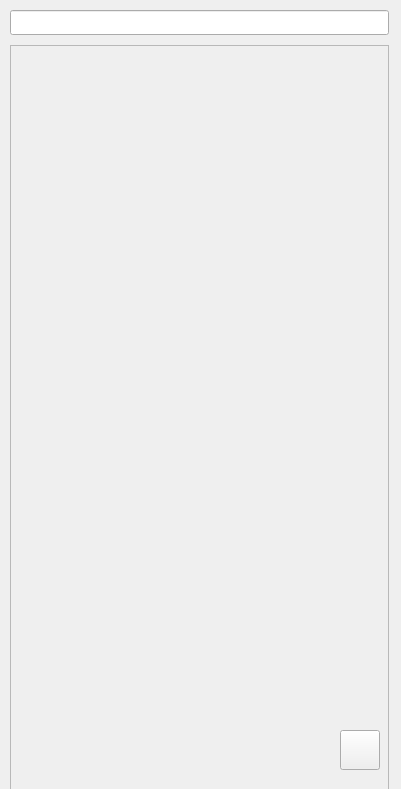
Before: the Qt Designer form UI/Explore.ui in Pecako2001/BrewingGlass, drawn with Qt 5.
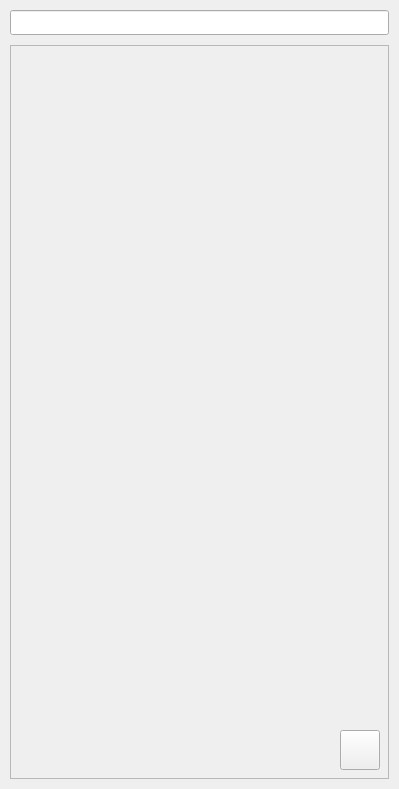
After: the same form once the commit is applied. Icons and pictures are not drawn.

```diff
--- a/UI/Explore.ui
+++ b/UI/Explore.ui
@@ -6,7 +6,7 @@
    <rect>
     <x>0</x>
     <y>0</y>
-    <width>401</width>
+    <width>399</width>
     <height>789</height>
    </rect>
   </property>
@@ -49,7 +49,7 @@
      <x>10</x>
      <y>45</y>
      <width>379</width>
-     <height>746</height>
+     <height>734</height>
     </rect>
    </property>
    <property name="widgetResizable">
@@ -61,7 +61,7 @@
       <x>0</x>
       <y>0</y>
       <width>377</width>
-      <height>744</height>
+      <height>732</height>
      </rect>
     </property>
    </widget>
@@ -76,6 +76,20 @@
     </rect>
    </property>
   </widget>
+  <widget class="QLabel" name="Background">
+   <property name="geometry">
+    <rect>
+     <x>0</x>
+     <y>0</y>
+     <width>399</width>
+     <height>800</height>
+    </rect>
+   </property>
+   <property name="text">
+    <string/>
+   </property>
+  </widget>
+  <zorder>Background</zorder>
   <zorder>scrollArea</zorder>
   <zorder>AddButton</zorder>
   <zorder>SearchBar</zorder>
```
